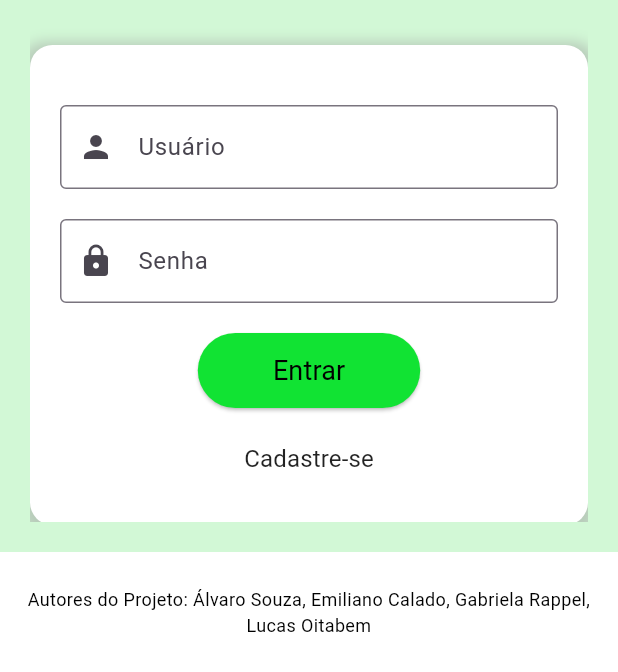
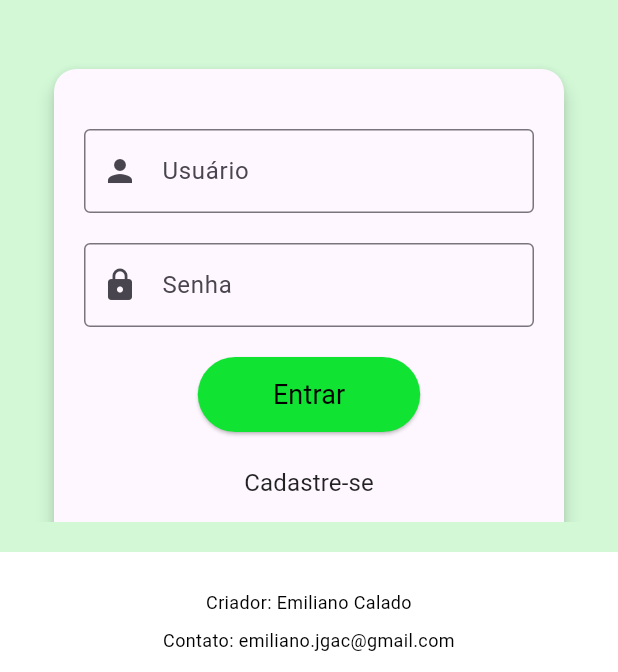
Before and after one commit to Oonailime/ListaDeCompras, a Flutter app: the screen it shows after launch, on a phone screen of 412 x 824 dp, the part 564-1236 px from its top. Run offline on Flutter 3.47's test engine with Material 3 defaults, Android fonts, the phone set to English and light mode, and no system bars; our stand-ins replace cloud_firestore, firebase_core, shared_preferences; accounts and stored records are empty; statements that could not run were skipped.

Commit message:
Arrumei o bug de cortar sombras em resoluções baixas

```diff
--- a/lib/app/features/pages/login_page.dart
+++ b/lib/app/features/pages/login_page.dart
@@ -73,19 +73,12 @@ class _LoginPageState extends State<LoginPage> {
                 ),
                 const SizedBox(height: 30.0),
                 Container(
-                  padding: EdgeInsets.all(20.0),
-                  decoration: BoxDecoration(
-                    color: Colors.white,
+                  margin: EdgeInsets.all(16.0), // Adiciona espaçamento externo
+                  child: Material(
+                    elevation: 5, // Sombra
                     borderRadius: BorderRadius.circular(15.0),
-                    boxShadow: [
-                      BoxShadow(
-                        color: Colors.grey.withOpacity(0.5),
-                        spreadRadius: 5,
-                        blurRadius: 7,
-                        offset: const Offset(0, 3),
-                      ),
-                    ],
-                  ),
+                    child: Padding(
+                      padding: EdgeInsets.all(20.0), // Adiciona espaçamento interno
                       child: Column(
                         children: [
                           SizedBox(height: 20.0),
@@ -160,6 +153,8 @@ class _LoginPageState extends State<LoginPage> {
                         ],
                       ),
                     ),
+                  ),
+                ),
               ],
             ),
           ),
@@ -170,10 +165,23 @@ class _LoginPageState extends State<LoginPage> {
         child: Container(
           height: 56.0,
           alignment: Alignment.center,
-          child: Text(
-            'Autores do Projeto: Álvaro Souza, Emiliano Calado, Gabriela Rappel, Lucas Oitabem',
+          child: SingleChildScrollView(
+            child: Column(
+              children: [
+                SizedBox(height: 12),
+                Text(
+                  'Criador: Emiliano Calado',
                   style: TextStyle(color: Colors.black, fontSize: 12),
                   textAlign: TextAlign.center,
+                ),
+                SizedBox(height: 8),
+                Text(
+                  'Contato: emiliano.jgac@gmail.com',
+                  style: TextStyle(color: Colors.black, fontSize: 12),
+                  textAlign: TextAlign.center,
+                ),
+              ],
+            ),
           ),
         ),
       ),
```
Lines whose indentation alone changed are shown as unchanged.
